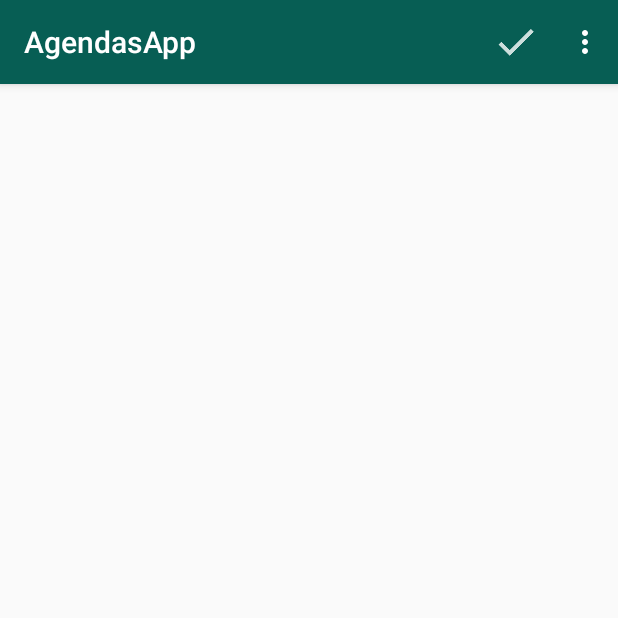
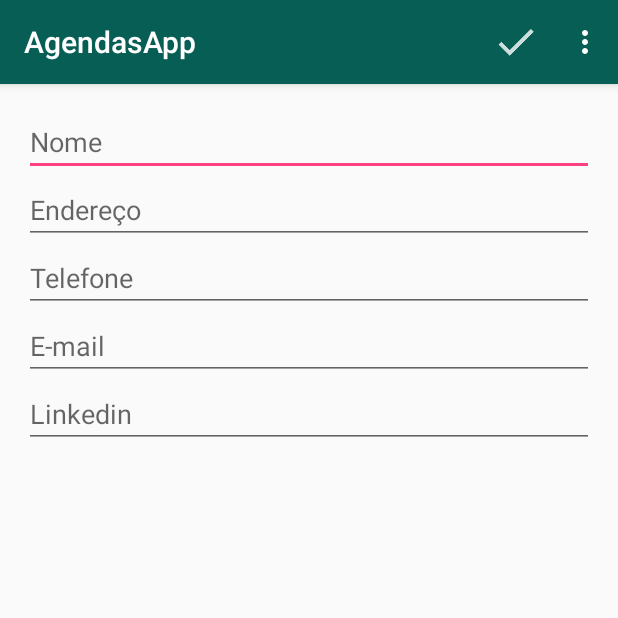
Before and after one commit to victoraaquino/projetoContatos, an Android app: the AtualizarActivity screen opened directly, with no data from a screen before it, on a phone screen of 412 x 824 dp, the top half of it. Run offline under Robolectric (Android 15) with nearby library versions, the phone set to English and light mode, and no system bars.

Commit message:
versão2

```diff
--- a/Agenda/app/src/main/java/br/senai/sp/agenda/AtualizarActivity.java
+++ b/Agenda/app/src/main/java/br/senai/sp/agenda/AtualizarActivity.java
@@ -1,5 +1,9 @@
 package br.senai.sp.agenda;
 
+import android.app.Activity;
+import android.app.AlertDialog;
+import android.content.DialogInterface;
+import android.content.Intent;
 import android.support.v7.app.AppCompatActivity;
 import android.os.Bundle;
 import android.view.Menu;
@@ -7,12 +11,25 @@ import android.view.MenuInflater;
 import android.view.MenuItem;
 import android.widget.Toast;
 
+import br.senai.sp.agenda.dao.ContatoDAO;
+import br.senai.sp.agenda.modelo.Contato;
+
 public class AtualizarActivity extends AppCompatActivity {
+
+    private CadastroContatoHelper helper;
 
     @Override
     protected void onCreate(Bundle savedInstanceState) {
         super.onCreate(savedInstanceState);
         setContentView(R.layout.activity_atualizar);
+
+        helper = new CadastroContatoHelper(AtualizarActivity.this);
+
+        Intent intent = getIntent();
+        Contato contato = (Contato) intent.getSerializableExtra("contato");
+        if(contato != null){
+            helper.preencherFormulario(contato);
+        }
     }
 
     @Override
@@ -30,12 +47,31 @@ public class AtualizarActivity extends AppCompatActivity {
 
         switch (item.getItemId()){
             case R.id.menu_salvar:
+                Contato contato = helper.getContato();
+                 ContatoDAO dao = new ContatoDAO(AtualizarActivity.this);
+
+                //Toast.makeText(AtualizarActivity.this, String.valueOf(contato.getId()), Toast.LENGTH_SHORT).show();
+                dao.atualizar(contato);
+                dao.close();
                 Toast.makeText(AtualizarActivity.this, "Alterado com sucesso", Toast.LENGTH_SHORT).show();
                 finish();
                 break;
 
             case R.id.menu_excluir:
-                Toast.makeText(AtualizarActivity.this, "Excluir", Toast.LENGTH_SHORT).show();
+                final Contato contato2 = helper.getContato();
+                final ContatoDAO dao2 = new ContatoDAO(AtualizarActivity.this);
+                new AlertDialog.Builder(this).setTitle("Deletando Contato").
+                        setMessage("Tem certeza que deseja deletar esse contato?").
+                        setPositiveButton("sim", new DialogInterface.OnClickListener(){
+
+                            @Override
+                            public void onClick(DialogInterface dialog, int which) {
+                                dao2.excluir(contato2);
+                                Toast.makeText(AtualizarActivity.this, "Excluir", Toast.LENGTH_SHORT).show();
+                                finish();
+                            }
+                        }).setNegativeButton("não", null).show();
+
                 break;
 
             default:
@@ -46,4 +82,6 @@ public class AtualizarActivity extends AppCompatActivity {
 
         return super.onOptionsItemSelected(item);
     }
+
+
 }
--- a/Agenda/app/src/main/java/br/senai/sp/agenda/CadastroContatoHelper.java
+++ b/Agenda/app/src/main/java/br/senai/sp/agenda/CadastroContatoHelper.java
@@ -7,17 +7,28 @@ import br.senai.sp.agenda.modelo.Contato;
 public class CadastroContatoHelper {
 
     private EditText txtNome,txtEndereco, txtTelefone, txtEmail, txtLinkedin;
+    private Contato contato;
 
     public CadastroContatoHelper(CadastroActivity activity){
         txtNome = activity.findViewById(R.id.txt_nome);
         txtEndereco = activity.findViewById(R.id.txt_endereco);
         txtTelefone = activity.findViewById(R.id.txt_telefone);
-        txtEmail = activity.findViewById(R.id.txt_linkedin);
+        txtEmail = activity.findViewById(R.id.txt_email);
+        txtLinkedin = activity.findViewById(R.id.txt_linkedin);
+
+        contato = new Contato();
+    }
+
+    public CadastroContatoHelper(AtualizarActivity activity){
+        txtNome = activity.findViewById(R.id.txt_nome);
+        txtEndereco = activity.findViewById(R.id.txt_endereco);
+        txtTelefone = activity.findViewById(R.id.txt_telefone);
+        txtEmail = activity.findViewById(R.id.txt_email);
         txtLinkedin = activity.findViewById(R.id.txt_linkedin);
     }
 
     public Contato getContato(){
-        Contato contato = new Contato();
+
         contato.setNome(txtNome.getText().toString());
         contato.setEndereco(txtEndereco.getText().toString());
         contato.setEmail(txtEmail.getText().toString());
@@ -27,7 +38,13 @@ public class CadastroContatoHelper {
         return contato;
     }
 
-    public Boolean verificarCampos(){
-        return true;
+    public void preencherFormulario(Contato contato) {
+        txtNome.setText(contato.getNome());
+        txtEndereco.setText(contato.getEndereco());
+        txtEmail.setText(contato.getEmail());
+        txtLinkedin.setText(contato.getLinkedin());
+        txtTelefone.setText(contato.getTelefone());
+
+        this.contato = contato;
     }
 }
--- a/Agenda/app/src/main/res/layout/activity_atualizar.xml
+++ b/Agenda/app/src/main/res/layout/activity_atualizar.xml
@@ -1,9 +1,46 @@
 <?xml version="1.0" encoding="utf-8"?>
-<android.support.constraint.ConstraintLayout xmlns:android="http://schemas.android.com/apk/res/android"
-    xmlns:app="http://schemas.android.com/apk/res-auto"
-    xmlns:tools="http://schemas.android.com/tools"
+
+<ScrollView xmlns:android="http://schemas.android.com/apk/res/android"
     android:layout_width="match_parent"
-    android:layout_height="match_parent"
-    tools:context=".AtualizarActivity">
+    android:layout_height="match_parent" >
 
-</android.support.constraint.ConstraintLayout>
+    <LinearLayout
+        android:layout_width="match_parent"
+        android:layout_height="match_parent"
+        android:orientation="vertical"
+        android:layout_margin="16dp">
+
+        <EditText
+            android:id="@+id/txt_nome"
+            android:layout_width="match_parent"
+            android:layout_height="wrap_content"
+            android:hint="Nome"/>
+
+        <EditText
+            android:id="@+id/txt_endereco"
+            android:layout_width="match_parent"
+            android:layout_height="wrap_content"
+            android:hint="Endereço"/>
+
+        <EditText
+            android:id="@+id/txt_telefone"
+            android:layout_width="match_parent"
+            android:layout_height="wrap_content"
+            android:hint="Telefone"
+            android:inputType="numberSigned"/>
+
+        <EditText
+            android:id="@+id/txt_email"
+            android:layout_width="match_parent"
+            android:layout_height="wrap_content"
+            android:hint="E-mail"
+            android:inputType="textEmailAddress"/>
+
+        <EditText
+            android:id="@+id/txt_linkedin"
+            android:layout_width="match_parent"
+            android:layout_height="wrap_content"
+            android:hint="Linkedin"/>
+
+    </LinearLayout>
+</ScrollView>
```
Also changed, not shown: Agenda/app/src/main/java/br/senai/sp/agenda/MainActivity.java (+19 -1 lines), Agenda/app/src/main/java/br/senai/sp/agenda/dao/ContatoDAO.java (+31 -3 lines), Agenda/app/src/main/java/br/senai/sp/agenda/modelo/Contato.java (+8 -1 lines).
